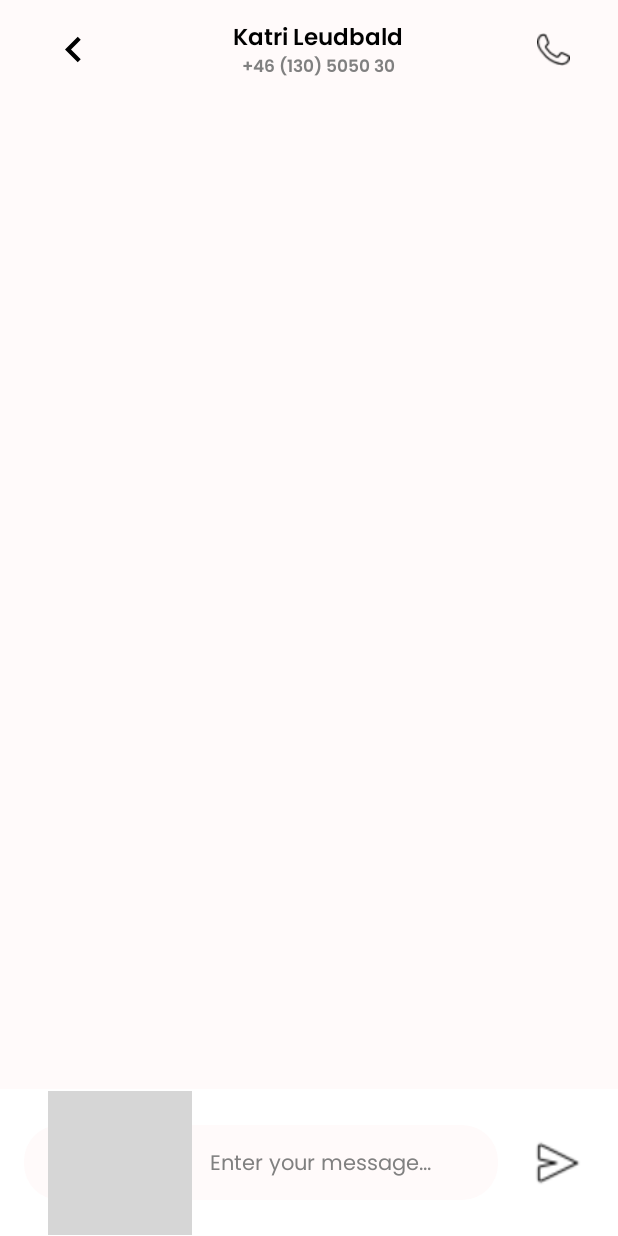
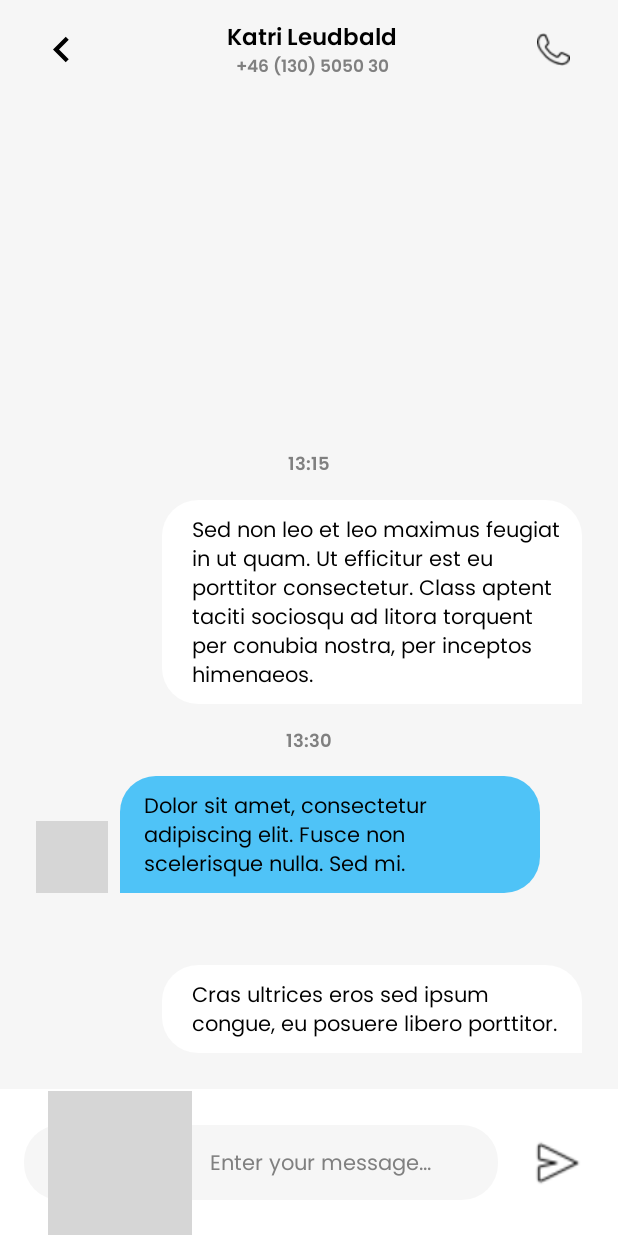
Before and after one commit to AmbiWS/Android-Architecture, an Android app: the MockChatFragment screen opened through its navigation route, on a phone screen of 412 x 824 dp. Run offline under Robolectric (Android 15) with nearby library versions, the phone set to English and light mode, and no system bars; grey boxes are pictures that could not be loaded.

Commit message:
Improve mock chat screen ui

```diff
--- /dev/null
+++ b/app/src/main/res/drawable/bg_chat_cloud_left.xml
@@ -0,0 +1,9 @@
+<?xml version="1.0" encoding="utf-8"?>
+<shape xmlns:android="http://schemas.android.com/apk/res/android"
+    android:shape="rectangle">
+    <solid android:color="#FF4Fc3F7" />
+    <corners
+        android:bottomRightRadius="24dp"
+        android:topLeftRadius="24dp"
+        android:topRightRadius="24dp" />
+</shape>
--- /dev/null
+++ b/app/src/main/res/drawable/bg_chat_cloud_right.xml
@@ -0,0 +1,9 @@
+<?xml version="1.0" encoding="utf-8"?>
+<shape xmlns:android="http://schemas.android.com/apk/res/android"
+    android:shape="rectangle">
+    <solid android:color="@color/white" />
+    <corners
+        android:bottomLeftRadius="24dp"
+        android:topLeftRadius="24dp"
+        android:topRightRadius="24dp" />
+</shape>
--- a/app/src/main/res/layout/fragment_mock_chat.xml
+++ b/app/src/main/res/layout/fragment_mock_chat.xml
@@ -10,7 +10,7 @@
         android:id="@+id/ivBack"
         android:layout_width="50dp"
         android:layout_height="50dp"
-        android:layout_marginStart="24dp"
+        android:layout_marginStart="16dp"
         android:layout_marginTop="8dp"
         android:padding="8dp"
         app:layout_constraintStart_toStartOf="parent"
@@ -53,6 +53,7 @@
         app:layout_constraintStart_toEndOf="@+id/ivBack" />
 
     <include
+        android:id="@+id/chat"
         layout="@layout/view_mock_chat"
         android:layout_width="wrap_content"
         android:layout_height="wrap_content"
@@ -60,4 +61,85 @@
         app:layout_constraintEnd_toEndOf="parent"
         app:layout_constraintStart_toStartOf="parent" />
 
+    <TextView
+        android:id="@+id/tvReply1"
+        style="@style/TextClassic14"
+        android:layout_width="wrap_content"
+        android:layout_height="wrap_content"
+        android:layout_marginEnd="24dp"
+        android:layout_marginBottom="24dp"
+        android:background="@drawable/bg_chat_cloud_right"
+        android:maxWidth="280dp"
+        android:padding="10dp"
+        android:paddingStart="20dp"
+        android:text="Cras ultrices eros sed ipsum congue, eu posuere libero porttitor."
+        app:layout_constraintBottom_toTopOf="@id/chat"
+        app:layout_constraintEnd_toEndOf="parent" />
+
+    <com.google.android.material.imageview.ShapeableImageView
+        android:id="@+id/imageView"
+        android:layout_width="48dp"
+        android:layout_height="48dp"
+        android:layout_marginStart="24dp"
+        android:layout_marginBottom="48dp"
+        app:layout_constraintBottom_toTopOf="@+id/tvReply1"
+        app:layout_constraintStart_toStartOf="parent"
+        app:shapeAppearanceOverlay="@style/Circular"
+        app:srcCompat="@drawable/mock_profile_picture" />
+
+    <TextView
+        android:id="@+id/tvReply2"
+        style="@style/TextClassic14"
+        android:layout_width="wrap_content"
+        android:layout_height="wrap_content"
+        android:layout_marginStart="8dp"
+        android:background="@drawable/bg_chat_cloud_left"
+        android:maxWidth="280dp"
+        android:padding="10dp"
+        android:paddingStart="16dp"
+        android:text="Dolor sit amet, consectetur adipiscing elit. Fusce non scelerisque nulla. Sed mi."
+        app:layout_constraintBottom_toBottomOf="@+id/imageView"
+        app:layout_constraintStart_toEndOf="@+id/imageView" />
+
+    <TextView
+        android:id="@+id/tvReply3"
+        style="@style/TextClassic14"
+        android:layout_width="wrap_content"
+        android:layout_height="wrap_content"
+        android:layout_marginEnd="24dp"
+        android:layout_marginBottom="48dp"
+        android:background="@drawable/bg_chat_cloud_right"
+        android:maxWidth="280dp"
+        android:padding="10dp"
+        android:paddingStart="20dp"
+        android:text="Sed non leo et leo maximus feugiat in ut quam. Ut efficitur est eu porttitor consectetur. Class aptent taciti sociosqu ad litora torquent per conubia nostra, per inceptos himenaeos."
+        app:layout_constraintBottom_toTopOf="@+id/tvReply2"
+        app:layout_constraintEnd_toEndOf="parent" />
+
+    <TextView
+        android:id="@+id/tvTime1"
+        style="@style/TextSecondary14"
+        android:layout_width="wrap_content"
+        android:layout_height="wrap_content"
+        android:layout_marginBottom="16dp"
+        android:fontFamily="@font/poppins_semibold"
+        android:text="13:15"
+        android:textSize="12sp"
+        app:layout_constraintBottom_toTopOf="@+id/tvReply3"
+        app:layout_constraintEnd_toEndOf="parent"
+        app:layout_constraintStart_toStartOf="parent" />
+
+    <TextView
+        android:id="@+id/tvTime2"
+        style="@style/TextSecondary14"
+        android:layout_width="wrap_content"
+        android:layout_height="wrap_content"
+        android:fontFamily="@font/poppins_semibold"
+        android:text="13:30"
+        android:textSize="12sp"
+        app:layout_constraintBottom_toTopOf="@+id/tvReply2"
+        app:layout_constraintEnd_toEndOf="parent"
+        app:layout_constraintStart_toStartOf="parent"
+        app:layout_constraintTop_toBottomOf="@+id/tvReply3" />
+
 </androidx.constraintlayout.widget.ConstraintLayout>
--- a/app/src/main/res/values/colors.xml
+++ b/app/src/main/res/values/colors.xml
@@ -11,7 +11,7 @@
     <color name="gray">#69777B7E</color>
     <color name="dkgray">#99000000</color>
     <color name="dkwhite">#FAF9F6</color>
-    <color name="snow_white">#FFFAFA</color>
+    <color name="snow_white">#69E8E8E8</color>
 
     <color name="divider">#33000000</color>
     <color name="text_secondary">#808080</color>
--- a/app/src/main/res/values/styles.xml
+++ b/app/src/main/res/values/styles.xml
@@ -26,4 +26,8 @@
     <style name="TextSecondary14" parent="TextClassic14">
         <item name="android:textColor">@color/text_secondary</item>
     </style>
+
+    <style name="Circular">
+        <item name="cornerSize">50%</item>
+    </style>
 </resources>
```
Also changed, not shown: 1 other file.
